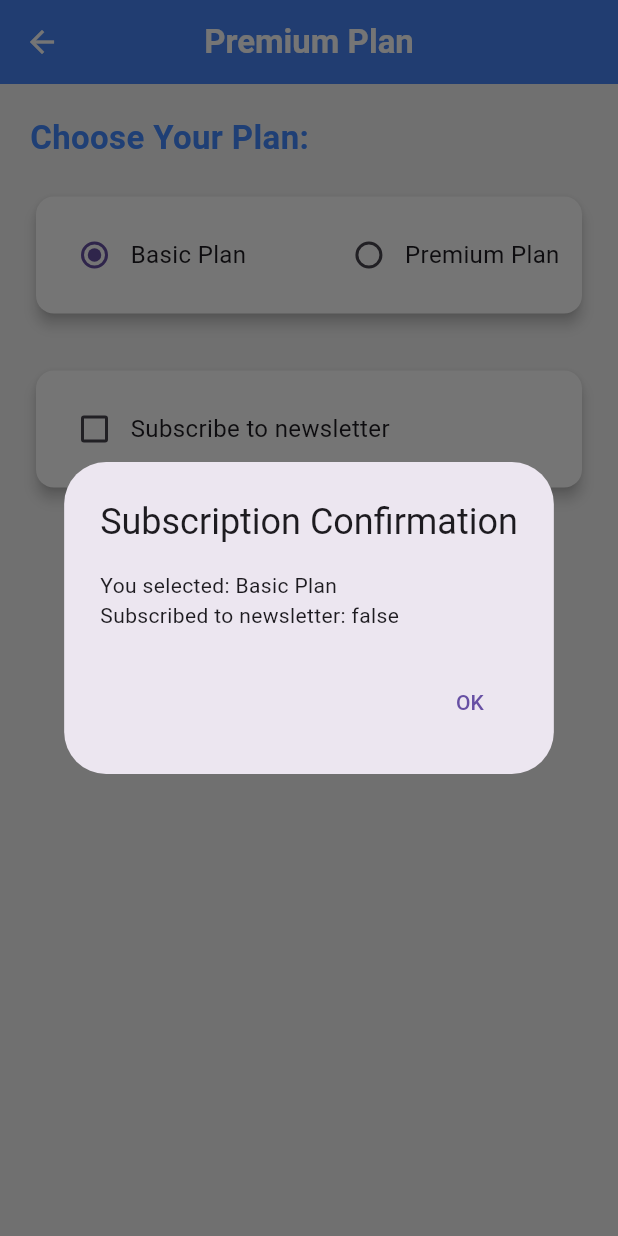
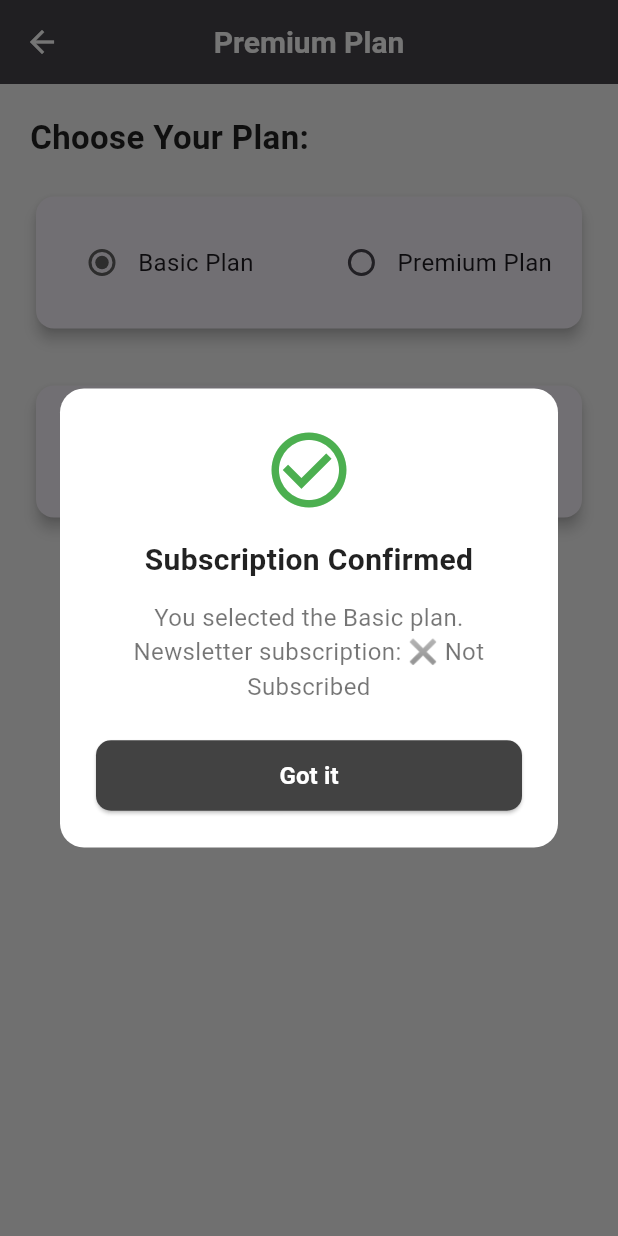
Before and after one commit to Yohanes512/MobileFrontEnd, a Flutter app: the PremiumPage screen opened directly, after a tap on "Proceed", on a phone screen of 412 x 824 dp. Run offline on Flutter 3.47's test engine with Material 3 defaults, Android fonts, the phone set to English and light mode, and no system bars; our stand-ins replace sliding_up_panel.

Commit message:
mengubah tampilan pada premium.dart

```diff
--- a/lib/premium/premium.dart
+++ b/lib/premium/premium.dart
@@ -17,133 +17,98 @@ class _PremiumPageState extends State<PremiumPage> {
       appBar: AppBar(
         title: const Text(
           'Premium Plan',
-          style: TextStyle(fontWeight: FontWeight.bold),
+          style: TextStyle(fontWeight: FontWeight.bold, fontSize: 20),
         ),
         centerTitle: true,
         leading: IconButton(
           icon: const Icon(Icons.arrow_back),
-          onPressed: () {
-            Navigator.pop(context);
-          },
+          onPressed: () => Navigator.pop(context),
         ),
-        backgroundColor: Colors.blueAccent,
+        backgroundColor: Colors.grey[800],
         foregroundColor: Colors.white,
-        elevation: 4,
+        elevation: 3,
       ),
       backgroundColor: Colors.grey[100],
       body: Padding(
         padding: const EdgeInsets.all(20.0),
-        child: Column(
-          crossAxisAlignment: CrossAxisAlignment.start,
+        child: ListView(
           children: [
             const Text(
               'Choose Your Plan:',
               style: TextStyle(
                 fontSize: 22,
                 fontWeight: FontWeight.bold,
-                color: Colors.blueAccent,
+                color: Colors.black87,
               ),
             ),
             const SizedBox(height: 20),
-            Card(
-              color: Colors.white,
+            _buildPlanCard(),
+            const SizedBox(height: 30),
+            _buildNewsletterCheckbox(),
+            const SizedBox(height: 40),
+            _buildProceedButton(context),
+          ],
+        ),
+      ),
+    );
+  }
+
+  Widget _buildPlanCard() {
+    return Card(
       elevation: 4,
-              shape: RoundedRectangleBorder(
-                borderRadius: BorderRadius.circular(12),
-              ),
+      shape: RoundedRectangleBorder(borderRadius: BorderRadius.circular(12)),
       child: Padding(
-                padding: const EdgeInsets.all(15),
+        padding: const EdgeInsets.all(20),
         child: Row(
           children: [
+            _buildPlanOption('Basic'),
+            const Spacer(),
+            _buildPlanOption('Premium'),
+          ],
+        ),
+      ),
+    );
+  }
+
+  Widget _buildPlanOption(String plan) {
+    return Row(
+      children: [
         Radio<String>(
-                      value: 'Basic',
+          value: plan,
           groupValue: selectedPlan,
-                      onChanged: (String? value) {
+          activeColor: Colors.grey[700],
+          onChanged: (value) {
             setState(() {
               selectedPlan = value!;
             });
           },
         ),
-                    const Text('Basic Plan', style: TextStyle(fontSize: 16)),
-                    const Spacer(),
-                    Radio<String>(
-                      value: 'Premium',
-                      groupValue: selectedPlan,
-                      onChanged: (String? value) {
-                        setState(() {
-                          selectedPlan = value!;
-                        });
-                      },
-                    ),
-                    const Text('Premium Plan', style: TextStyle(fontSize: 16)),
+        Text('$plan Plan', style: const TextStyle(fontSize: 16)),
       ],
-                ),
-              ),
-            ),
-            const SizedBox(height: 30),
-            Card(
-              color: Colors.white,
+    );
+  }
+
+  Widget _buildNewsletterCheckbox() {
+    return Card(
       elevation: 4,
-              shape: RoundedRectangleBorder(
-                borderRadius: BorderRadius.circular(12),
-              ),
+      shape: RoundedRectangleBorder(borderRadius: BorderRadius.circular(12)),
       child: Padding(
-                padding: const EdgeInsets.all(15),
+        padding: const EdgeInsets.all(20),
         child: Row(
           children: [
             Checkbox(
               value: isSubscribed,
-                      onChanged: (bool? value) {
+              activeColor: Colors.grey[700],
+              onChanged: (value) {
                 setState(() {
                   isSubscribed = value!;
                 });
               },
             ),
-                    const Text(
-                      'Subscribe to newsletter',
+            const Expanded(
+              child: Text(
+                'Subscribe to our newsletter for updates and offers',
                 style: TextStyle(fontSize: 16),
-                    ),
-                  ],
-                ),
-              ),
-            ),
-            const SizedBox(height: 30),
-            Center(
-              child: ElevatedButton(
-                onPressed: () {
-                  showDialog(
-                    context: context,
-                    builder:
-                        (context) => AlertDialog(
-                          title: const Text('Subscription Confirmation'),
-                          content: Text(
-                            'You selected: $selectedPlan Plan\nSubscribed to newsletter: $isSubscribed',
-                          ),
-                          actions: <Widget>[
-                            TextButton(
-                              child: const Text('OK'),
-                              onPressed: () {
-                                Navigator.pop(context);
-                              },
-                            ),
-                          ],
-                        ),
-                  );
-                },
-                style: ElevatedButton.styleFrom(
-                  backgroundColor: Colors.blueAccent,
-                  padding: const EdgeInsets.symmetric(
-                    horizontal: 40,
-                    vertical: 15,
-                  ),
-                  shape: RoundedRectangleBorder(
-                    borderRadius: BorderRadius.circular(12),
-                  ),
-                ),
-                child: const Text(
-                  'Proceed',
-                  style: TextStyle(fontSize: 16, fontWeight: FontWeight.bold),
-                ),
               ),
             ),
           ],
@@ -151,4 +116,93 @@ class _PremiumPageState extends State<PremiumPage> {
       ),
     );
   }
+
+  Widget _buildProceedButton(BuildContext context) {
+    return Center(
+      child: ElevatedButton(
+        onPressed: () => _showConfirmationDialog(context),
+        style: ElevatedButton.styleFrom(
+          backgroundColor: Colors.grey[800],
+          padding: const EdgeInsets.symmetric(horizontal: 40, vertical: 15),
+          shape: RoundedRectangleBorder(
+            borderRadius: BorderRadius.circular(12),
+          ),
+        ),
+        child: const Text(
+          'Proceed',
+          style: TextStyle(
+            fontSize: 16,
+            fontWeight: FontWeight.bold,
+            color: Colors.white,
+          ),
+        ),
+      ),
+    );
   }
+
+  void _showConfirmationDialog(BuildContext context) {
+    showDialog(
+      context: context,
+      builder:
+          (_) => Dialog(
+            shape: RoundedRectangleBorder(
+              borderRadius: BorderRadius.circular(16),
+            ),
+            elevation: 5,
+            backgroundColor: Colors.white,
+            child: Padding(
+              padding: const EdgeInsets.all(24.0),
+              child: Column(
+                mainAxisSize: MainAxisSize.min,
+                children: [
+                  const Icon(
+                    Icons.check_circle_outline,
+                    color: Colors.green,
+                    size: 60,
+                  ),
+                  const SizedBox(height: 16),
+                  const Text(
+                    'Subscription Confirmed',
+                    style: TextStyle(
+                      fontSize: 20,
+                      fontWeight: FontWeight.bold,
+                      color: Colors.black87,
+                    ),
+                    textAlign: TextAlign.center,
+                  ),
+                  const SizedBox(height: 12),
+                  Text(
+                    'You selected the $selectedPlan plan.\n'
+                    'Newsletter subscription: ${isSubscribed ? "✔ Subscribed" : "✖ Not Subscribed"}',
+                    style: const TextStyle(fontSize: 16, color: Colors.black54),
+                    textAlign: TextAlign.center,
+                  ),
+                  const SizedBox(height: 24),
+                  SizedBox(
+                    width: double.infinity,
+                    child: ElevatedButton(
+                      onPressed: () => Navigator.pop(context),
+                      style: ElevatedButton.styleFrom(
+                        backgroundColor: Colors.grey[800],
+                        padding: const EdgeInsets.symmetric(vertical: 12),
+                        shape: RoundedRectangleBorder(
+                          borderRadius: BorderRadius.circular(10),
+                        ),
+                      ),
+                      child: const Text(
+                        'Got it',
+                        style: TextStyle(
+                          fontSize: 16,
+                          fontWeight: FontWeight.bold,
+                          color: Colors.white,
+                        ),
+                      ),
+                    ),
+                  ),
+                ],
+              ),
+            ),
+          ),
+    );
+  }
+}
```
Lines whose indentation alone changed are shown as unchanged.
